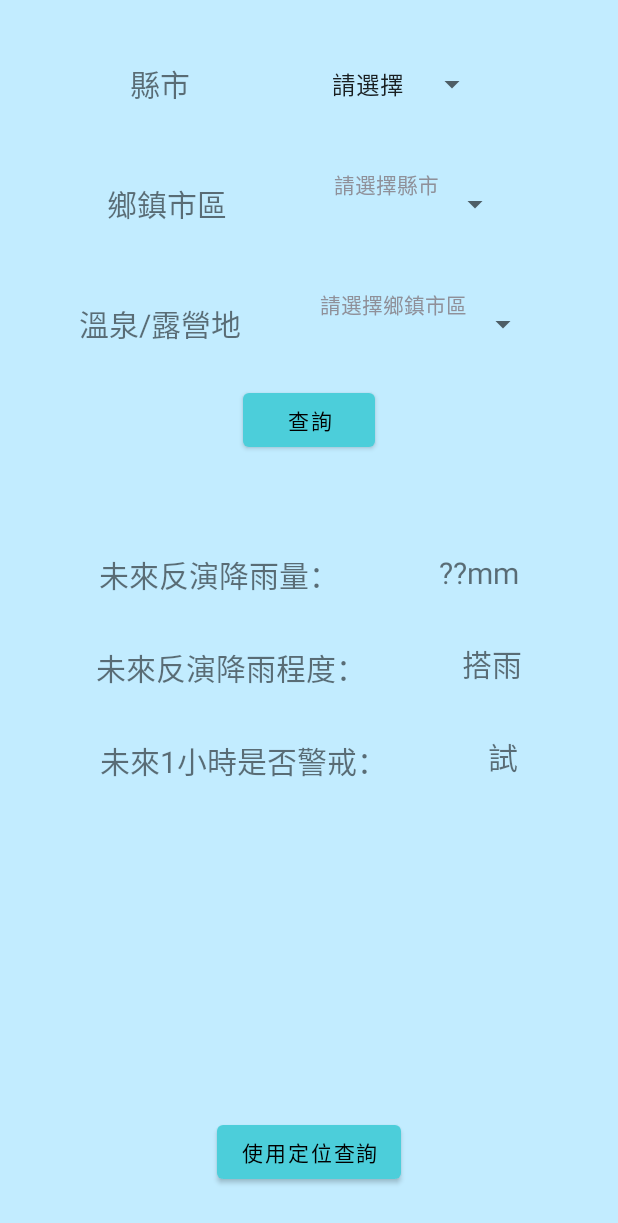
After one commit to sushi3085/Avoid-Coming-Water, an Android app: the QpeActivity screen opened directly, with no data from a screen before it, on a phone screen of 412 x 824 dp. The commit adds this screen. Shown: the top 1223 px of the screen. Run offline under Robolectric (Android 15) with nearby library versions, the phone set to English and light mode, and no system bars.

Commit message:
新增QPESUMS頁面、完成縣市_鄉鎮_地點選取之顯示功能

```diff
--- a/app/src/main/AndroidManifest.xml
+++ b/app/src/main/AndroidManifest.xml
@@ -17,6 +17,10 @@
         android:supportsRtl="true"
         android:theme="@style/Theme.AvoidingComingWater"
         tools:targetApi="31">
+        <activity
+            android:name=".qpesumsactivity.QpeActivity"
+            android:exported="false"
+            android:theme="@style/Theme.AvoidingComingWater.NoActionBar" />
         <activity
             android:name=".futurefeelactivity.FutureFeelingDisplayActivity"
             android:exported="false"
--- a/app/src/main/java/ncue/geo/avoidingcomingwater/MainActivity.kt
+++ b/app/src/main/java/ncue/geo/avoidingcomingwater/MainActivity.kt
@@ -20,6 +20,7 @@ import androidx.appcompat.app.AppCompatActivity
 import androidx.core.app.ActivityCompat
 import ncue.geo.avoidingcomingwater.crawlapi.HttpClient
 import ncue.geo.avoidingcomingwater.futurefeelactivity.FutureFeelingActivity
+import ncue.geo.avoidingcomingwater.qpesumsactivity.QpeActivity
 import ncue.geo.avoidingcomingwater.service.AlertService
 import kotlin.concurrent.thread
 
@@ -140,4 +141,10 @@ class MainActivity : AppCompatActivity() {
             startActivity(it)
         }
     }
+
+    fun qpesumsButtonOnClick(view: View){
+        Intent(this, QpeActivity::class.java).also {
+            startActivity(it)
+        }
+    }
 }
--- /dev/null
+++ b/app/src/main/java/ncue/geo/avoidingcomingwater/qpesumsactivity/QpeActivity.kt
@@ -0,0 +1,94 @@
+package ncue.geo.avoidingcomingwater.qpesumsactivity
+
+import androidx.appcompat.app.AppCompatActivity
+import android.os.Bundle
+import android.view.Gravity
+import android.view.View
+import android.widget.AdapterView
+import android.widget.ArrayAdapter
+import android.widget.Spinner
+import ncue.geo.avoidingcomingwater.R
+
+class QpeActivity : AppCompatActivity() {
+    override fun onCreate(savedInstanceState: Bundle?) {
+        super.onCreate(savedInstanceState)
+        setContentView(R.layout.activity_qpe)
+
+        val countySpinner = findViewById<Spinner>(R.id.qpeCountySpinner)
+        countySpinner.onItemSelectedListener = object: AdapterView.OnItemSelectedListener{
+            override fun onItemSelected(parent: AdapterView<*>, view: View?, pos: Int, id: Long) {
+                val positionStrings = when(parent.selectedItem){
+                    "新北市"->R.array.新北市的鄉鎮
+                    "桃園市"->R.array.桃園市的鄉鎮
+                    "宜蘭市"->R.array.宜蘭市的鄉鎮
+                    "新竹縣"->R.array.新竹縣的鄉鎮
+                    "台中市"->R.array.台中市的鄉鎮
+                    "高雄市"->R.array.高雄市的鄉鎮
+                    "台東縣"->R.array.台東縣的鄉鎮
+                    "南投縣"->R.array.南投縣的鄉鎮
+                    else -> R.array.請選擇縣市
+                }
+                val arrAdapter: ArrayAdapter<CharSequence> = ArrayAdapter.createFromResource(baseContext, positionStrings, androidx.transition.R.layout.support_simple_spinner_dropdown_item)
+                arrAdapter.setDropDownViewResource(androidx.transition.R.layout.support_simple_spinner_dropdown_item)
+                runOnUiThread {
+                    findViewById<Spinner>(R.id.qpeZoneSpinner).apply {
+                        this.gravity = Gravity.CENTER
+                        this.textAlignment = View.TEXT_ALIGNMENT_GRAVITY
+                        this.adapter = arrAdapter
+                    }
+                }
+            }
+
+            override fun onNothingSelected(parent: AdapterView<*>) {
+                TODO("Not yet implemented")
+            }
+
+        }
+
+        val zoneSpinner = findViewById<Spinner>(R.id.qpeZoneSpinner)
+        zoneSpinner.onItemSelectedListener = object : AdapterView.OnItemSelectedListener{
+            override fun onItemSelected(parent: AdapterView<*>, view: View?, pos: Int, id: Long) {
+                // TODO("Not yet implemented")
+                val positionStrings = when(parent.selectedItem){
+                    "金山區"->R.array.金山區
+                    "三峽區"->R.array.三峽區
+                    "烏來區"->R.array.烏來區
+                    "復興區"->R.array.復興區
+                    "大同鄉"->R.array.大同鄉
+                    "尖石鄉"->R.array.尖石鄉
+                    "和平區"->R.array.和平區
+                    "桃源區"->R.array.桃源區
+                    "六龜區"->R.array.六龜區
+                    "茂林區"->R.array.茂林區
+                    "海端鄉"->R.array.海端鄉
+                    "信義鄉"->R.array.信義鄉
+                    "仁愛鄉"->R.array.仁愛鄉
+                    else -> R.array.請選擇鄉鎮市區
+                }
+                val arrAdapter: ArrayAdapter<CharSequence> = ArrayAdapter.createFromResource(baseContext, positionStrings, androidx.transition.R.layout.support_simple_spinner_dropdown_item)
+                arrAdapter.setDropDownViewResource(androidx.transition.R.layout.support_simple_spinner_dropdown_item)
+                runOnUiThread {
+                    findViewById<Spinner>(R.id.qpePositionSpinner).apply {
+                        this.gravity = Gravity.CENTER
+                        this.textAlignment = View.TEXT_ALIGNMENT_GRAVITY
+                        this.adapter = arrAdapter
+                    }
+                }
+            }
+
+            override fun onNothingSelected(p0: AdapterView<*>?) {
+            }
+        }
+    }
+
+    fun qpeLookupButtonOnClick(view: View){
+
+    }
+
+    fun qpeLocateButtonOnClick(view: View){
+        return
+    }
+}
+
+// TODO: 縣市的spinner要加 onchange的listener
+//  兩個按鈕的 function
--- a/app/src/main/res/layout/activity_main.xml
+++ b/app/src/main/res/layout/activity_main.xml
@@ -145,9 +145,11 @@
             android:layout_width="0dp"
             android:layout_height="0dp"
             android:layout_marginStart="2dp"
-            android:backgroundTint="#448AFF"
-            android:text="定位功能設定\nQPE"
-            android:textSize="16sp"
+            android:backgroundTint="#40C4FF"
+            android:onClick="qpesumsButtonOnClick"
+            android:text="QPESUMS\n劇烈天氣監測系統\n未來1小時警戒"
+            android:textColor="#000000"
+            android:textSize="14sp"
             app:layout_constraintBottom_toTopOf="@+id/linearLayout"
             app:layout_constraintEnd_toEndOf="parent"
             app:layout_constraintHorizontal_bias="0.5"
--- /dev/null
+++ b/app/src/main/res/layout/activity_qpe.xml
@@ -0,0 +1,180 @@
+<?xml version="1.0" encoding="utf-8"?>
+<androidx.constraintlayout.widget.ConstraintLayout xmlns:android="http://schemas.android.com/apk/res/android"
+    xmlns:app="http://schemas.android.com/apk/res-auto"
+    xmlns:tools="http://schemas.android.com/tools"
+    android:layout_width="match_parent"
+    android:layout_height="match_parent"
+    android:background="#5140C4FF"
+    tools:context=".qpesumsactivity.QpeActivity">
+
+    <Button
+        android:id="@+id/qpeLocateButton"
+        android:layout_width="wrap_content"
+        android:layout_height="wrap_content"
+        android:layout_marginBottom="32dp"
+        android:text="使用定位查詢"
+        android:textColor="#000000"
+        app:layout_constraintBottom_toBottomOf="parent"
+        app:layout_constraintEnd_toEndOf="parent"
+        app:layout_constraintHorizontal_bias="0.5"
+        app:layout_constraintStart_toStartOf="parent" />
+
+    <TextView
+        android:id="@+id/qpeCountyTV"
+        android:layout_width="wrap_content"
+        android:layout_height="48dp"
+        android:layout_marginTop="32dp"
+        android:gravity="center"
+        android:text="縣市"
+        android:textSize="20sp"
+        app:layout_constraintEnd_toStartOf="@+id/qpeCountySpinner"
+        app:layout_constraintHorizontal_bias="0.5"
+        app:layout_constraintStart_toStartOf="parent"
+        app:layout_constraintTop_toTopOf="parent" />
+
+    <Spinner
+        android:id="@+id/qpeCountySpinner"
+        android:layout_width="wrap_content"
+        android:layout_height="wrap_content"
+        android:layout_marginTop="32dp"
+        android:entries="@array/縣市下拉選單項目"
+        android:minHeight="48dp"
+        app:layout_constraintEnd_toEndOf="parent"
+        app:layout_constraintHorizontal_bias="0.5"
+        app:layout_constraintStart_toEndOf="@+id/qpeCountyTV"
+        app:layout_constraintTop_toTopOf="parent" />
+
+    <TextView
+        android:id="@+id/qpePositionTV"
+        android:layout_width="wrap_content"
+        android:layout_height="48dp"
+        android:layout_marginTop="32dp"
+        android:gravity="center"
+        android:text="鄉鎮市區"
+        android:textSize="20sp"
+        app:layout_constraintEnd_toStartOf="@+id/qpeZoneSpinner"
+        app:layout_constraintHorizontal_bias="0.5"
+        app:layout_constraintStart_toStartOf="parent"
+        app:layout_constraintTop_toBottomOf="@+id/qpeCountyTV" />
+
+    <Spinner
+        android:id="@+id/qpeZoneSpinner"
+        android:layout_width="wrap_content"
+        android:layout_height="48dp"
+        android:layout_marginTop="32dp"
+        android:entries="@array/請選擇縣市"
+        android:gravity="center"
+        app:layout_constraintEnd_toEndOf="parent"
+        app:layout_constraintHorizontal_bias="0.5"
+        app:layout_constraintStart_toEndOf="@+id/qpePositionTV"
+        app:layout_constraintTop_toBottomOf="@+id/qpeCountySpinner" />
+
+    <Button
+        android:id="@+id/qpeLookupButton"
+        android:layout_width="wrap_content"
+        android:layout_height="wrap_content"
+        android:layout_marginTop="16dp"
+        android:onClick="qpeLookupButtonOnClick"
+        android:text="查詢"
+        android:textColor="#000000"
+        app:layout_constraintEnd_toEndOf="parent"
+        app:layout_constraintStart_toStartOf="parent"
+        app:layout_constraintTop_toBottomOf="@+id/textView2" />
+
+    <TextView
+        android:id="@+id/qpeRainTV"
+        android:layout_width="wrap_content"
+        android:layout_height="wrap_content"
+        android:layout_marginTop="64dp"
+        android:text="未來反演降雨量："
+        android:textSize="20sp"
+        app:layout_constraintEnd_toStartOf="@+id/qpeRainValueTV"
+        app:layout_constraintHorizontal_bias="0.5"
+        app:layout_constraintStart_toStartOf="parent"
+        app:layout_constraintTop_toBottomOf="@+id/qpeLookupButton" />
+
+    <TextView
+        android:id="@+id/qpeRainValueTV"
+        android:layout_width="wrap_content"
+        android:layout_height="wrap_content"
+        android:layout_marginTop="64dp"
+        android:text="\?\?mm"
+        android:textSize="20sp"
+        app:layout_constraintEnd_toEndOf="parent"
+        app:layout_constraintHorizontal_bias="0.5"
+        app:layout_constraintStart_toEndOf="@+id/qpeRainTV"
+        app:layout_constraintTop_toBottomOf="@+id/qpeLookupButton" />
+
+    <TextView
+        android:id="@+id/qpeRainLevelTV"
+        android:layout_width="wrap_content"
+        android:layout_height="wrap_content"
+        android:layout_marginTop="32dp"
+        android:text="未來反演降雨程度："
+        android:textSize="20sp"
+        app:layout_constraintEnd_toStartOf="@+id/qpeRainLevelValueTV"
+        app:layout_constraintHorizontal_bias="0.5"
+        app:layout_constraintStart_toStartOf="parent"
+        app:layout_constraintTop_toBottomOf="@+id/qpeRainTV" />
+
+    <TextView
+        android:id="@+id/qpeRainLevelValueTV"
+        android:layout_width="wrap_content"
+        android:layout_height="wrap_content"
+        android:layout_marginTop="32dp"
+        android:text="搭雨"
+        android:textSize="20sp"
+        app:layout_constraintEnd_toEndOf="parent"
+        app:layout_constraintHorizontal_bias="0.5"
+        app:layout_constraintStart_toEndOf="@+id/qpeRainLevelTV"
+        app:layout_constraintTop_toBottomOf="@+id/qpeRainValueTV" />
+
+    <TextView
+        android:id="@+id/qpeIsAlertTV"
+        android:layout_width="wrap_content"
+        android:layout_height="wrap_content"
+        android:layout_marginTop="32dp"
+        android:text="未來1小時是否警戒："
+        android:textSize="20sp"
+        app:layout_constraintEnd_toStartOf="@+id/qpeIsAlertValueTV"
+        app:layout_constraintHorizontal_bias="0.5"
+        app:layout_constraintStart_toStartOf="parent"
+        app:layout_constraintTop_toBottomOf="@+id/qpeRainLevelTV" />
+
+    <TextView
+        android:id="@+id/qpeIsAlertValueTV"
+        android:layout_width="wrap_content"
+        android:layout_height="wrap_content"
+        android:layout_marginTop="32dp"
+        android:text="試"
+        android:textSize="20sp"
+        app:layout_constraintEnd_toEndOf="parent"
+        app:layout_constraintHorizontal_bias="0.5"
+        app:layout_constraintStart_toEndOf="@+id/qpeIsAlertTV"
+        app:layout_constraintTop_toBottomOf="@+id/qpeRainLevelValueTV" />
+
+    <TextView
+        android:id="@+id/textView2"
+        android:layout_width="wrap_content"
+        android:layout_height="48dp"
+        android:layout_marginTop="32dp"
+        android:gravity="center"
+        android:text="溫泉/露營地"
+        android:textSize="20sp"
+        app:layout_constraintEnd_toStartOf="@+id/qpePositionSpinner"
+        app:layout_constraintHorizontal_bias="0.5"
+        app:layout_constraintStart_toStartOf="parent"
+        app:layout_constraintTop_toBottomOf="@+id/qpePositionTV" />
+
+    <Spinner
+        android:id="@+id/qpePositionSpinner"
+        android:layout_width="wrap_content"
+        android:layout_height="48dp"
+        android:layout_marginTop="32dp"
+        android:entries="@array/請選擇鄉鎮市區"
+        android:gravity="center"
+        app:layout_constraintEnd_toEndOf="parent"
+        app:layout_constraintHorizontal_bias="0.5"
+        app:layout_constraintStart_toEndOf="@+id/textView2"
+        app:layout_constraintTop_toBottomOf="@+id/qpeZoneSpinner" />
+</androidx.constraintlayout.widget.ConstraintLayout>
--- a/app/src/main/res/values/strings.xml
+++ b/app/src/main/res/values/strings.xml
@@ -19,9 +19,102 @@
         <item>桃園市</item>
         <item>宜蘭市</item>
         <item>新竹縣</item>
-        <item>苗栗縣</item>
         <item>台中市</item>
         <item>高雄市</item>
         <item>台東縣</item>
     </string-array>
+
+    <string-array name="請選擇縣市">
+        <item>請選擇縣市</item>
+    </string-array>
+
+    <string-array name="新北市的鄉鎮">
+        <item>金山區</item>
+        <item>三峽區</item>
+        <item>烏來區</item>
+    </string-array>
+    <string-array name="桃園市的鄉鎮">
+        <item>復興區</item>
+    </string-array>
+    <string-array name="宜蘭市的鄉鎮">
+        <item>大同鄉</item>
+    </string-array>
+    <string-array name="新竹縣的鄉鎮">
+        <item>尖石鄉</item>
+    </string-array>
+    <string-array name="台中市的鄉鎮">
+        <item>和平區</item>
+    </string-array>
+    <string-array name="高雄市的鄉鎮">
+        <item>桃源區</item>
+        <item>六龜區</item>
+        <item>茂林區</item>
+    </string-array>
+    <string-array name="台東縣的鄉鎮">
+        <item>海端鄉</item>
+    </string-array>
+    <string-array name="南投縣的鄉鎮">
+        <item>信義鄉</item>
+        <item>仁愛鄉</item>
+    </string-array>
+
+    <string-array name="金山區">
+        <item>八煙野溪溫泉</item>
+    </string-array>
+    <string-array name="三峽區">
+        <item>大豹溪蟾蜍山谷</item>
+    </string-array>
+    <string-array name="烏來區">
+        <item>桶後溪營地</item>
+    </string-array>
+    <string-array name="復興區">
+        <item>流霞谷親水烤肉園區</item>
+        <item>八度野溪露營區</item>
+        <item>嘎拉賀溫泉</item>
+        <item>四稜溫泉</item>
+    </string-array>
+    <string-array name="大同鄉">
+        <item>祕密基地露營區</item>
+    </string-array>
+    <string-array name="尖石鄉">
+        <item>泰崗野溪溫泉</item>
+        <item>梅淮露營區</item>
+        <item>秀巒溫泉</item>
+    </string-array>
+    <string-array name="和平區">
+        <item>神駒谷溫泉</item>
+        <item>馬稜溫泉</item>
+    </string-array>
+    <string-array name="桃源區">
+        <item>玉穗溫泉</item>
+        <item>荖荖溫泉</item>
+        <item>十坑溫泉</item>
+    </string-array>
+    <string-array name="六龜區">
+        <item>邦腹溪營地</item>
+        <item>七坑溫泉</item>
+    </string-array>
+    <string-array name="茂林區">
+        <item>琉璃灣露營區</item>
+    </string-array>
+    <string-array name="海端鄉">
+        <item>栗松溫泉</item>
+    </string-array>
+    <string-array name="信義鄉">
+        <item>樂樂谷溫泉</item>
+    </string-array>
+    <string-array name="仁愛鄉">
+        <item>武界露營</item>
+        <item>五六露營農場</item>
+        <item>太魯灣溪溫泉</item>
+        <item>精英野溪溫泉</item>
+        <item>瑞岩溫泉</item>
+        <item>紅香溫泉</item>
+        <item>萬大南溪溫泉</item>
+    </string-array>
+    <string-array name="請選擇鄉鎮市區">
+        <item>請選擇鄉鎮市區</item>
+    </string-array>
+
+
 </resources>
```
